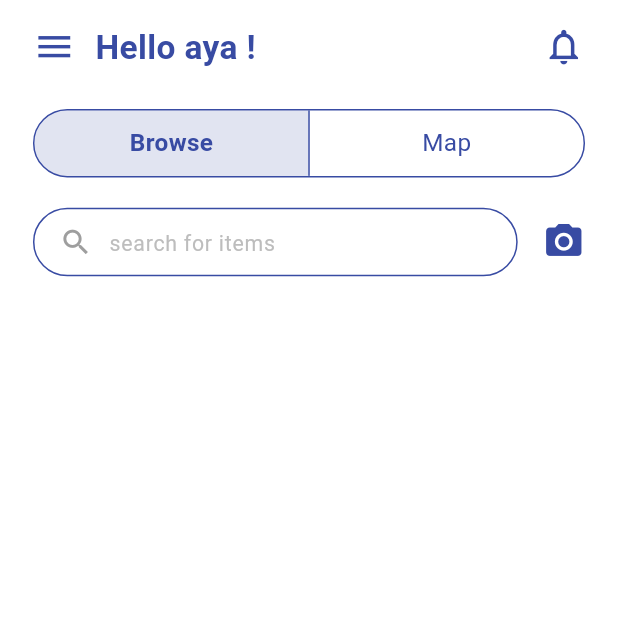
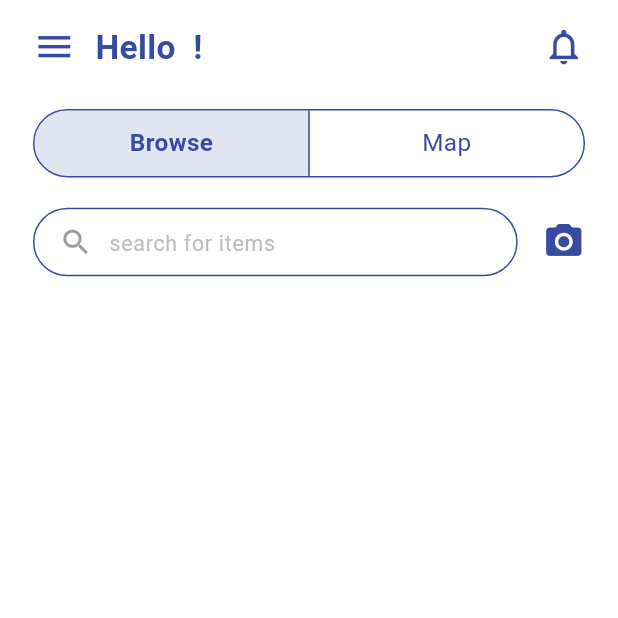
Before and after one commit to 0xsIash/I-sense-App, a Flutter app: the BrowsePage screen opened directly with empty values, on a phone screen of 412 x 824 dp, the top half of it. Run offline on Flutter 3.47's test engine with Material 3 defaults, Android fonts, the light colour scheme and no system bars; our stand-ins replace cached_network_image, dio, flutter_map, flutter_screenutil, flutter_svg, image_picker and 2 more; accounts and stored records are empty.

Commit message:
edit browse page

```diff
--- a/lib/features/home/views/browse_page.dart
+++ b/lib/features/home/views/browse_page.dart
@@ -77,7 +77,7 @@ class _BrowsePageState extends State<BrowsePage> {
 
   @override
   Widget build(BuildContext context) {
-    String userName = "aya";
+    final userName = ModalRoute.of(context)!.settings.arguments as String;
     List<ScanItemModel> userHistory = widget.homeKey.currentState?.historyList ?? [];
 
     return Scaffold(
```
